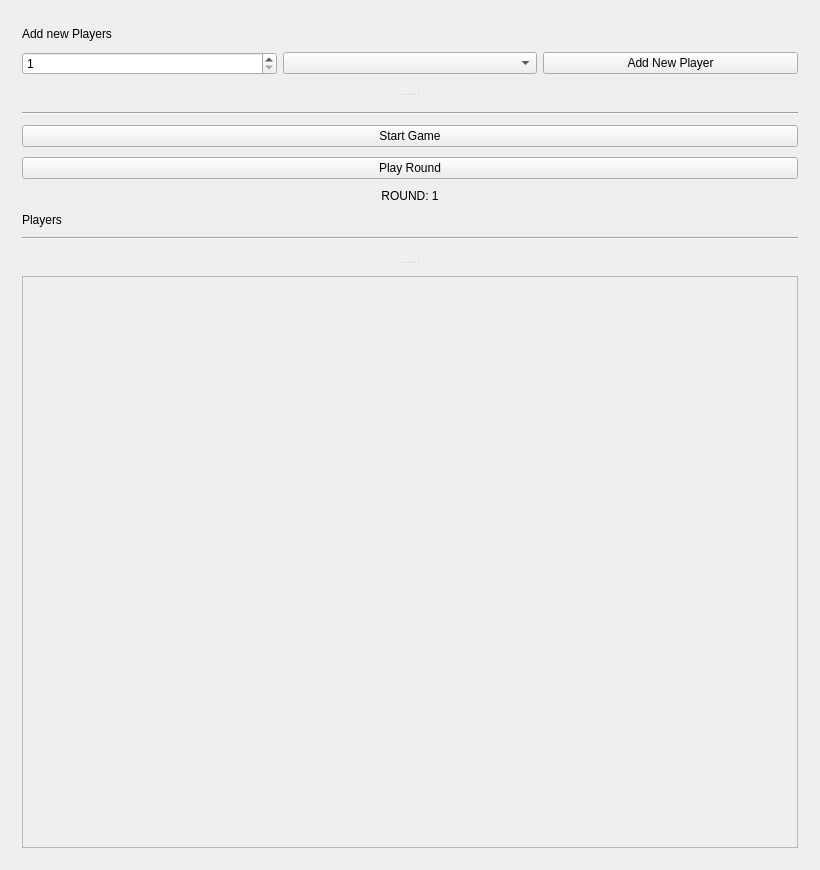
Old version of the form mainwindow.ui in the repository nikpan1/qt-smallboy.
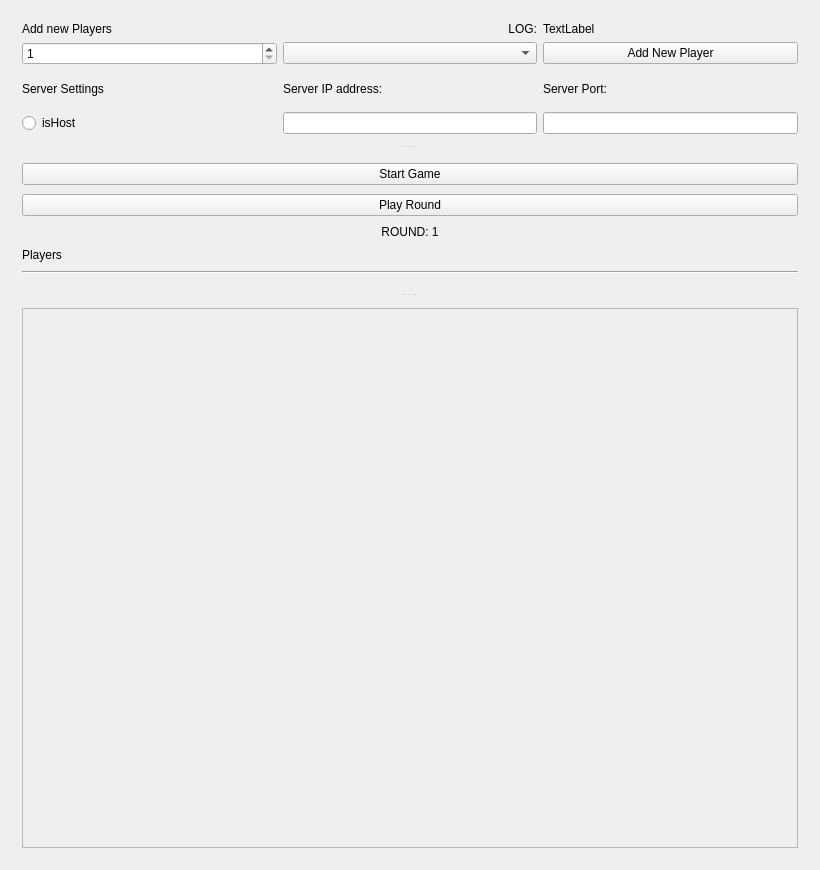
New version of the form.

Commit message: server setup

The edit to the form file:
```diff
--- a/mainwindow.ui
+++ b/mainwindow.ui
@@ -25,10 +25,10 @@
       </property>
       <widget class="QWidget" name="gridLayoutWidget">
        <layout class="QGridLayout" name="gridLayout">
-        <item row="1" column="2">
-         <widget class="QPushButton" name="AddNewPlayerW">
+        <item row="2" column="0">
+         <widget class="QLabel" name="label_4">
           <property name="text">
-           <string>Add New Player</string>
+           <string>Server Settings</string>
           </property>
          </widget>
         </item>
@@ -42,6 +42,13 @@
         <item row="1" column="1">
          <widget class="QComboBox" name="PlayerTypeW"/>
         </item>
+        <item row="0" column="2">
+         <widget class="QLabel" name="log">
+          <property name="text">
+           <string>TextLabel</string>
+          </property>
+         </widget>
+        </item>
         <item row="0" column="0">
          <widget class="QLabel" name="label">
           <property name="sizePolicy">
@@ -61,25 +68,86 @@
           </property>
          </widget>
         </item>
+        <item row="1" column="2">
+         <widget class="QPushButton" name="AddNewPlayerW">
+          <property name="text">
+           <string>Add New Player</string>
+          </property>
+         </widget>
+        </item>
+        <item row="0" column="1">
+         <widget class="QLabel" name="label_2">
+          <property name="layoutDirection">
+           <enum>Qt::LeftToRight</enum>
+          </property>
+          <property name="text">
+           <string>LOG:</string>
+          </property>
+          <property name="alignment">
+           <set>Qt::AlignRight|Qt::AlignTrailing|Qt::AlignVCenter</set>
+          </property>
+         </widget>
+        </item>
+        <item row="3" column="0">
+         <widget class="QRadioButton" name="isHost">
+          <property name="text">
+           <string>isHost</string>
+          </property>
+         </widget>
+        </item>
+        <item row="3" column="1">
+         <widget class="QLineEdit" name="IPaddressW">
+          <property name="sizePolicy">
+           <sizepolicy hsizetype="Minimum" vsizetype="Fixed">
+            <horstretch>0</horstretch>
+            <verstretch>0</verstretch>
+           </sizepolicy>
+          </property>
+         </widget>
+        </item>
+        <item row="3" column="2">
+         <widget class="QLineEdit" name="PortW">
+          <property name="sizePolicy">
+           <sizepolicy hsizetype="Minimum" vsizetype="Fixed">
+            <horstretch>0</horstretch>
+            <verstretch>0</verstretch>
+           </sizepolicy>
+          </property>
+         </widget>
+        </item>
+        <item row="2" column="1">
+         <widget class="QLabel" name="label_5">
+          <property name="text">
+           <string>Server IP address:</string>
+          </property>
+         </widget>
+        </item>
+        <item row="2" column="2">
+         <widget class="QLabel" name="label_6">
+          <property name="text">
+           <string>Server Port:</string>
+          </property>
+         </widget>
+        </item>
        </layout>
       </widget>
       <widget class="QWidget" name="gridLayoutWidget_2">
        <layout class="QGridLayout" name="gridLayout_2">
-        <item row="3" column="0">
-         <widget class="QPushButton" name="PlayRoundW">
-          <property name="text">
-           <string>Play Round</string>
-          </property>
-         </widget>
-        </item>
-        <item row="6" column="0">
+        <item row="10" column="0">
          <widget class="Line" name="line_2">
           <property name="orientation">
            <enum>Qt::Horizontal</enum>
           </property>
          </widget>
         </item>
-        <item row="4" column="0">
+        <item row="5" column="0">
+         <widget class="QPushButton" name="StartGameW">
+          <property name="text">
+           <string>Start Game</string>
+          </property>
+         </widget>
+        </item>
+        <item row="8" column="0">
          <widget class="QLabel" name="roundNumLabelW">
           <property name="sizePolicy">
            <sizepolicy hsizetype="Minimum" vsizetype="Fixed">
@@ -101,14 +169,7 @@
           </property>
          </widget>
         </item>
-        <item row="0" column="0">
-         <widget class="Line" name="line">
-          <property name="orientation">
-           <enum>Qt::Horizontal</enum>
-          </property>
-         </widget>
-        </item>
-        <item row="5" column="0">
+        <item row="9" column="0">
          <widget class="QLabel" name="label_3">
           <property name="sizePolicy">
            <sizepolicy hsizetype="Minimum" vsizetype="Fixed">
@@ -124,10 +185,10 @@
           </property>
          </widget>
         </item>
-        <item row="1" column="0">
-         <widget class="QPushButton" name="StartGameW">
+        <item row="6" column="0">
+         <widget class="QPushButton" name="PlayRoundW">
           <property name="text">
-           <string>Start Game</string>
+           <string>Play Round</string>
           </property>
          </widget>
         </item>
```
The commit also changes 44 other files.
